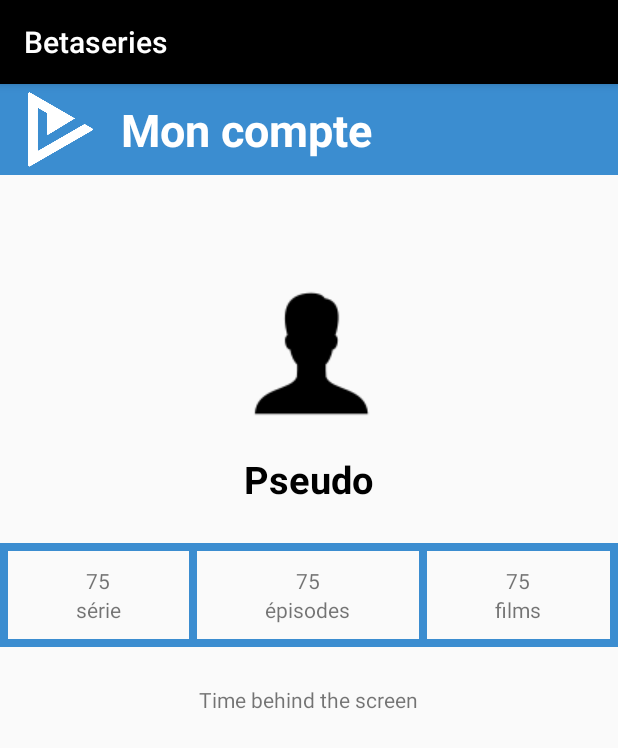
After one commit to Ennaxore/L3_project_betaseriesApp, an Android app: the Account screen opened directly, with no data from a screen before it, on a phone screen of 412 x 824 dp. The commit adds this screen. Shown: the top 748 px of the screen. Run offline under Robolectric (Android 15) with nearby library versions, the phone set to English and light mode, and no system bars.

Commit message:
Creation of the "my account" activity

```diff
--- a/app/build.gradle
+++ b/app/build.gradle
@@ -22,6 +22,7 @@ dependencies {
     implementation fileTree(dir: 'libs', include: ['*.jar'])
     implementation 'com.android.support:appcompat-v7:28.0.0'
     implementation 'com.android.support.constraint:constraint-layout:1.1.3'
+    implementation 'com.android.support:design:28.0.0'
     testImplementation 'junit:junit:4.12'
     androidTestImplementation 'com.android.support.test:runner:1.0.2'
     androidTestImplementation 'com.android.support.test.espresso:espresso-core:3.0.2'
--- a/app/src/main/AndroidManifest.xml
+++ b/app/src/main/AndroidManifest.xml
@@ -11,7 +11,8 @@
         android:roundIcon="@mipmap/ic_launcher_round"
         android:supportsRtl="true"
         android:theme="@style/AppTheme">
-        <activity android:name=".SearchActivity"></activity>
+        <activity android:name=".Account"></activity>
+        <activity android:name=".SearchActivity" />
         <activity android:name=".MainActivity">
             <intent-filter>
                 <action android:name="android.intent.action.MAIN" />
@@ -19,9 +20,9 @@
                 <category android:name="android.intent.category.LAUNCHER" />
             </intent-filter>
         </activity>
-        <activity android:name=".InscriptionActivity"></activity>
-        <activity android:name=".ConnectionActivity"></activity>
-        <activity android:name=".FicheSerieActivity"></activity>
+        <activity android:name=".InscriptionActivity" />
+        <activity android:name=".ConnectionActivity" />
+        <activity android:name=".FicheSerieActivity" />
     </application>
 
 </manifest>
--- /dev/null
+++ b/app/src/main/java/com/projet/roxanne_thomas/betaserie/Account.java
@@ -0,0 +1,13 @@
+package com.projet.roxanne_thomas.betaserie;
+
+import android.support.v7.app.AppCompatActivity;
+import android.os.Bundle;
+
+public class Account extends AppCompatActivity {
+
+    @Override
+    protected void onCreate(Bundle savedInstanceState) {
+        super.onCreate(savedInstanceState);
+        setContentView(R.layout.account_activity);
+    }
+}
--- a/app/src/main/java/com/projet/roxanne_thomas/betaserie/ConnectionActivity.java
+++ b/app/src/main/java/com/projet/roxanne_thomas/betaserie/ConnectionActivity.java
@@ -56,7 +56,7 @@ public class ConnectionActivity extends AppCompatActivity {
         service = retrofit.create(UserCall.class);
 
 
-        callWSAuthMember();
+        //callWSAuthMember();
     }
 
     public void goBack()
--- /dev/null
+++ b/app/src/main/res/layout/account_activity.xml
@@ -0,0 +1,189 @@
+<?xml version="1.0" encoding="utf-8"?>
+<RelativeLayout xmlns:android="http://schemas.android.com/apk/res/android"
+    xmlns:app="http://schemas.android.com/apk/res-auto"
+    xmlns:tools="http://schemas.android.com/tools"
+    android:layout_width="match_parent"
+    android:layout_height="match_parent"
+    tools:context=".Account">
+
+    <!-- Header -->
+    <RelativeLayout
+        android:id="@+id/header"
+        android:layout_width="match_parent"
+        android:layout_height="wrap_content"
+        android:background="@color/mainColor1">
+
+        <ImageView
+            android:id="@+id/iv_logo"
+            android:layout_width="50dp"
+            android:layout_height="50dp"
+            android:layout_centerVertical="true"
+            android:layout_marginLeft="15dp"
+            android:src="@drawable/logo" />
+
+        <TextView
+            android:id="@+id/tv_title"
+            android:layout_width="wrap_content"
+            android:layout_height="wrap_content"
+            android:layout_marginLeft="15dp"
+            android:layout_marginTop="10dp"
+            android:layout_marginBottom="10dp"
+            android:layout_toRightOf="@+id/iv_logo"
+            android:text="@string/account"
+            android:textColor="@color/white"
+            android:textSize="30sp"
+            android:textStyle="bold" />
+    </RelativeLayout>
+
+    <!-- Main content -->
+    <ScrollView
+        android:layout_width="match_parent"
+        android:layout_height="match_parent"
+        android:layout_below="@id/header">
+
+        <RelativeLayout
+            android:layout_width="match_parent"
+            android:layout_height="match_parent">
+
+            <ImageView
+                android:id="@+id/iv_profil"
+                android:layout_width="wrap_content"
+                android:layout_height="wrap_content"
+                android:layout_centerHorizontal="true"
+                android:layout_marginTop="70dp"
+                android:src="@drawable/user" />
+
+            <TextView
+                android:id="@+id/tv_pseudo"
+                android:layout_width="wrap_content"
+                android:layout_height="wrap_content"
+                android:layout_marginTop="15dp"
+                android:layout_marginBottom="10dp"
+                android:layout_below="@id/iv_profil"
+                android:layout_centerHorizontal="true"
+                android:text="@string/account_name"
+                android:textColor="@color/black"
+                android:textSize="25sp"
+                android:textStyle="bold" />
+
+            <View
+                android:id="@+id/view_one"
+                android:layout_width="match_parent"
+                android:layout_height="5dp"
+                android:layout_below="@id/tv_pseudo"
+                android:layout_marginTop="15dp"
+                android:background="@color/mainColor1"></View>
+
+            <LinearLayout
+                android:id="@+id/linear"
+                android:layout_width="match_parent"
+                android:layout_height="wrap_content"
+                android:layout_below="@id/view_one"
+                android:gravity="center"
+                android:orientation="horizontal">
+                <View
+                    android:layout_width="5dp"
+                    android:layout_height="match_parent"
+                    android:background="@color/mainColor1"></View>
+                <LinearLayout
+                    android:layout_width="wrap_content"
+                    android:layout_height="wrap_content"
+                    android:layout_weight="1"
+                    android:paddingTop="10dp"
+                    android:paddingBottom="10dp"
+                    android:orientation="vertical"
+                    android:gravity="center">
+
+                    <TextView
+                        android:layout_width="wrap_content"
+                        android:layout_height="wrap_content"
+                        android:text="75" />
+
+                    <TextView
+                        android:id="@+id/tv_one"
+                        android:layout_width="wrap_content"
+                        android:layout_height="wrap_content"
+                        android:text="série"/>
+                </LinearLayout>
+
+                <View
+                    android:id="@+id/vertical_view_one"
+                    android:layout_width="5dp"
+                    android:layout_height="match_parent"
+                    android:background="@color/mainColor1"></View>
+
+                <LinearLayout
+                    android:layout_width="wrap_content"
+                    android:layout_height="wrap_content"
+                    android:layout_weight="1"
+                    android:paddingTop="10dp"
+                    android:paddingBottom="10dp"
+                    android:orientation="vertical"
+                    android:gravity="center">
+
+                    <TextView
+                        android:layout_width="wrap_content"
+                        android:layout_height="wrap_content"
+                        android:text="75" />
+
+                    <TextView
+                        android:id="@+id/tv_two"
+                        android:layout_width="wrap_content"
+                        android:layout_height="wrap_content"
+                        android:layout_weight="1"
+                        android:text="épisodes" />
+                </LinearLayout>
+
+                <View
+                    android:id="@+id/vertical_view_two"
+                    android:layout_width="5dp"
+                    android:layout_height="match_parent"
+                    android:background="@color/mainColor1"></View>
+
+                <LinearLayout
+                    android:layout_width="wrap_content"
+                    android:layout_height="wrap_content"
+                    android:layout_weight="1"
+                    android:paddingTop="10dp"
+                    android:paddingBottom="10dp"
+                    android:orientation="vertical"
+                    android:gravity="center">
+
+                    <TextView
+                        android:layout_width="wrap_content"
+                        android:layout_height="wrap_content"
+                        android:text="75"/>
+
+                    <TextView
+                        android:id="@+id/tv_three"
+                        android:layout_width="wrap_content"
+                        android:layout_height="wrap_content"
+                        android:layout_weight="1"
+                        android:text="films"/>
+                </LinearLayout>
+                <View
+                    android:layout_width="5dp"
+                    android:layout_height="match_parent"
+                    android:background="@color/mainColor1"></View>
+            </LinearLayout>
+
+            <View
+                android:id="@+id/view_two"
+                android:layout_width="match_parent"
+                android:layout_height="5dp"
+                android:layout_below="@id/linear"
+                android:background="@color/mainColor1"></View>
+
+            <TextView
+                android:layout_width="wrap_content"
+                android:layout_height="wrap_content"
+                android:layout_marginTop="25dp"
+                android:layout_centerHorizontal="true"
+                android:layout_below="@id/view_two"
+                android:text="Time behind the screen" />
+        </RelativeLayout>
+
+
+    </ScrollView>
+
+</RelativeLayout>
--- /dev/null
+++ b/app/src/main/res/values-w820dp/dimens.xml
@@ -0,0 +1,6 @@
+<resources>
+    <!-- Example customization of dimensions originally defined in res/values/dimens.xml
+         (such as screen margins) for screens with more than 820dp of available width. This
+         would include 7" and 10" devices in landscape (~960dp and ~1280dp respectively). -->
+    <dimen name="activity_horizontal_margin">64dp</dimen>
+</resources>
--- /dev/null
+++ b/app/src/main/res/values/dimens.xml
@@ -0,0 +1,7 @@
+<resources>
+    <!-- Default screen margins, per the Android Design guidelines. -->
+    <dimen name="activity_horizontal_margin">16dp</dimen>
+    <dimen name="activity_vertical_margin">16dp</dimen>
+    <dimen name="fab_margin">16dp</dimen>
+    <dimen name="appbar_padding_top">8dp</dimen>
+</resources>
--- a/app/src/main/res/values/strings.xml
+++ b/app/src/main/res/values/strings.xml
@@ -34,5 +34,11 @@
     <string name="progress_text">Progression dans la série : </string>
 
     <!-- Mon compte -->
-    <string name="account_name">Mon compte</string>
+    <string name="account_name">Pseudo</string>
+    <string name="account">Mon compte</string>
+    <string name="title_activity_my_account">MyAccountActivity</string>
+
+
+    <string name="action_settings">Settings</string>
+    <string name="section_format">Hello World from section: %1$d</string>
 </resources>
--- a/app/src/main/res/values/styles.xml
+++ b/app/src/main/res/values/styles.xml
@@ -8,4 +8,13 @@
         <item name="colorAccent">@color/colorAccent</item>
     </style>
 
+    <style name="AppTheme.NoActionBar">
+        <item name="windowActionBar">false</item>
+        <item name="windowNoTitle">true</item>
+    </style>
+
+    <style name="AppTheme.AppBarOverlay" parent="ThemeOverlay.AppCompat.Dark.ActionBar" />
+
+    <style name="AppTheme.PopupOverlay" parent="ThemeOverlay.AppCompat.Light" />
+
 </resources>
```
Also changed, not shown: app/src/main/res/drawable-v24/ic_account.png (added), app/src/main/res/drawable-v24/user.png (added).
